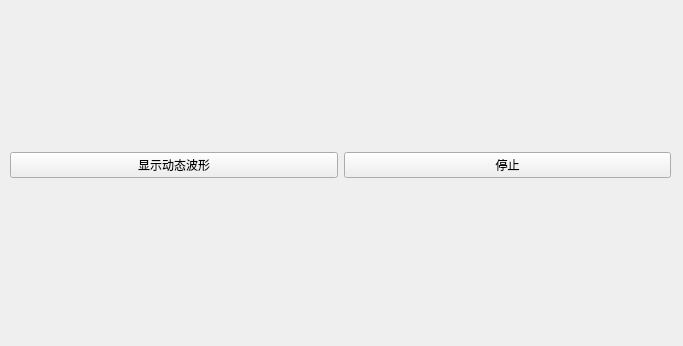
First picture: the form in MineEarthquakeDemo8/dynamicwave.ui, repository HaiUgo/MineEarthquakeDemo, before the edit.
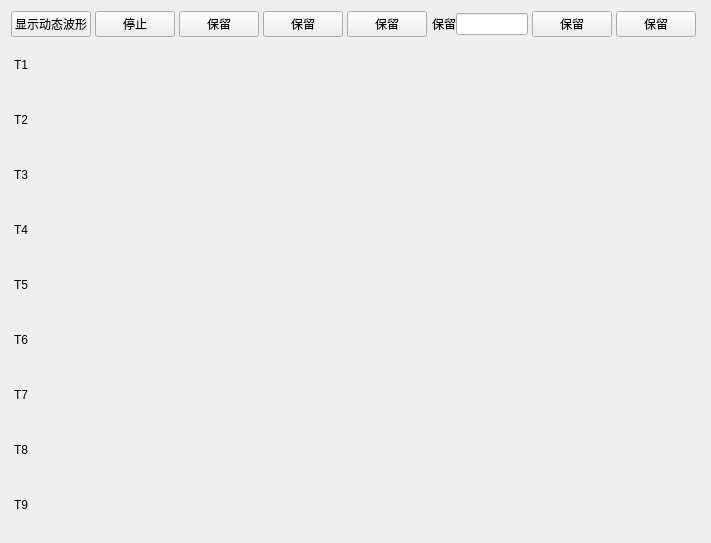
Second picture: the form after the edit.

The edit to the form file:
```diff
--- a/MineEarthquakeDemo8/dynamicwave.ui
+++ b/MineEarthquakeDemo8/dynamicwave.ui
@@ -6,43 +6,268 @@
    <rect>
     <x>0</x>
     <y>0</y>
-    <width>683</width>
-    <height>346</height>
+    <width>711</width>
+    <height>543</height>
    </rect>
   </property>
   <property name="windowTitle">
    <string>动态波形</string>
   </property>
-  <widget class="QWidget" name="verticalLayoutWidget">
-   <property name="geometry">
-    <rect>
-     <x>10</x>
-     <y>10</y>
-     <width>661</width>
-     <height>311</height>
-    </rect>
-   </property>
-   <layout class="QVBoxLayout" name="verticalLayout">
-    <item>
-     <layout class="QHBoxLayout" name="horizontalLayout">
-      <item>
-       <widget class="QPushButton" name="showDynWaveButton">
-        <property name="text">
-         <string>显示动态波形</string>
-        </property>
-       </widget>
-      </item>
-      <item>
-       <widget class="QPushButton" name="stopDynWaveButton">
-        <property name="text">
-         <string>停止</string>
-        </property>
-       </widget>
-      </item>
-     </layout>
-    </item>
-   </layout>
-  </widget>
+  <layout class="QVBoxLayout" name="verticalLayout_2">
+   <item>
+    <layout class="QVBoxLayout" name="verticalLayout">
+     <property name="spacing">
+      <number>0</number>
+     </property>
+     <property name="sizeConstraint">
+      <enum>QLayout::SetDefaultConstraint</enum>
+     </property>
+     <item>
+      <layout class="QHBoxLayout" name="horizontalLayout">
+       <property name="spacing">
+        <number>0</number>
+       </property>
+       <item>
+        <widget class="QPushButton" name="showDynWaveButton">
+         <property name="text">
+          <string>显示动态波形</string>
+         </property>
+        </widget>
+       </item>
+       <item>
+        <spacer name="horizontalSpacer">
+         <property name="orientation">
+          <enum>Qt::Horizontal</enum>
+         </property>
+         <property name="sizeHint" stdset="0">
+          <size>
+           <width>40</width>
+           <height>20</height>
+          </size>
+         </property>
+        </spacer>
+       </item>
+       <item>
+        <widget class="QPushButton" name="stopDynWaveButton">
+         <property name="text">
+          <string>停止</string>
+         </property>
+        </widget>
+       </item>
+       <item>
+        <spacer name="horizontalSpacer_2">
+         <property name="orientation">
+          <enum>Qt::Horizontal</enum>
+         </property>
+         <property name="sizeHint" stdset="0">
+          <size>
+           <width>40</width>
+           <height>20</height>
+          </size>
+         </property>
+        </spacer>
+       </item>
+       <item>
+        <widget class="QPushButton" name="pushButton">
+         <property name="text">
+          <string>保留</string>
+         </property>
+        </widget>
+       </item>
+       <item>
+        <spacer name="horizontalSpacer_3">
+         <property name="orientation">
+          <enum>Qt::Horizontal</enum>
+         </property>
+         <property name="sizeHint" stdset="0">
+          <size>
+           <width>40</width>
+           <height>20</height>
+          </size>
+         </property>
+        </spacer>
+       </item>
+       <item>
+        <widget class="QPushButton" name="pushButton_2">
+         <property name="text">
+          <string>保留</string>
+         </property>
+        </widget>
+       </item>
+       <item>
+        <spacer name="horizontalSpacer_4">
+         <property name="orientation">
+          <enum>Qt::Horizontal</enum>
+         </property>
+         <property name="sizeHint" stdset="0">
+          <size>
+           <width>40</width>
+           <height>20</height>
+          </size>
+         </property>
+        </spacer>
+       </item>
+       <item>
+        <widget class="QPushButton" name="pushButton_3">
+         <property name="text">
+          <string>保留</string>
+         </property>
+        </widget>
+       </item>
+       <item>
+        <spacer name="horizontalSpacer_5">
+         <property name="orientation">
+          <enum>Qt::Horizontal</enum>
+         </property>
+         <property name="sizeHint" stdset="0">
+          <size>
+           <width>40</width>
+           <height>20</height>
+          </size>
+         </property>
+        </spacer>
+       </item>
+       <item>
+        <widget class="QLabel" name="label">
+         <property name="text">
+          <string>保留</string>
+         </property>
+        </widget>
+       </item>
+       <item>
+        <widget class="QLineEdit" name="lineEdit"/>
+       </item>
+       <item>
+        <spacer name="horizontalSpacer_6">
+         <property name="orientation">
+          <enum>Qt::Horizontal</enum>
+         </property>
+         <property name="sizeHint" stdset="0">
+          <size>
+           <width>40</width>
+           <height>20</height>
+          </size>
+         </property>
+        </spacer>
+       </item>
+       <item>
+        <widget class="QPushButton" name="pushButton_4">
+         <property name="text">
+          <string>保留</string>
+         </property>
+        </widget>
+       </item>
+       <item>
+        <spacer name="horizontalSpacer_7">
+         <property name="orientation">
+          <enum>Qt::Horizontal</enum>
+         </property>
+         <property name="sizeHint" stdset="0">
+          <size>
+           <width>40</width>
+           <height>20</height>
+          </size>
+         </property>
+        </spacer>
+       </item>
+       <item>
+        <widget class="QPushButton" name="pushButton_5">
+         <property name="text">
+          <string>保留</string>
+         </property>
+        </widget>
+       </item>
+       <item>
+        <spacer name="horizontalSpacer_8">
+         <property name="orientation">
+          <enum>Qt::Horizontal</enum>
+         </property>
+         <property name="sizeHint" stdset="0">
+          <size>
+           <width>40</width>
+           <height>20</height>
+          </size>
+         </property>
+        </spacer>
+       </item>
+      </layout>
+     </item>
+     <item>
+      <layout class="QGridLayout" name="gridLayout">
+       <property name="bottomMargin">
+        <number>0</number>
+       </property>
+       <property name="spacing">
+        <number>0</number>
+       </property>
+       <item row="1" column="0">
+        <widget class="QLabel" name="t2Label">
+         <property name="text">
+          <string> T2</string>
+         </property>
+        </widget>
+       </item>
+       <item row="7" column="0">
+        <widget class="QLabel" name="t8Label">
+         <property name="text">
+          <string> T8</string>
+         </property>
+        </widget>
+       </item>
+       <item row="3" column="0">
+        <widget class="QLabel" name="t4Label">
+         <property name="text">
+          <string> T4</string>
+         </property>
+        </widget>
+       </item>
+       <item row="8" column="0">
+        <widget class="QLabel" name="t9Label">
+         <property name="text">
+          <string> T9</string>
+         </property>
+        </widget>
+       </item>
+       <item row="2" column="0">
+        <widget class="QLabel" name="t3Label">
+         <property name="text">
+          <string> T3</string>
+         </property>
+        </widget>
+       </item>
+       <item row="5" column="0">
+        <widget class="QLabel" name="t6Label">
+         <property name="text">
+          <string> T6</string>
+         </property>
+        </widget>
+       </item>
+       <item row="0" column="0">
+        <widget class="QLabel" name="t1Label">
+         <property name="text">
+          <string> T1</string>
+         </property>
+        </widget>
+       </item>
+       <item row="4" column="0">
+        <widget class="QLabel" name="t5Label">
+         <property name="text">
+          <string> T5</string>
+         </property>
+        </widget>
+       </item>
+       <item row="6" column="0">
+        <widget class="QLabel" name="t7Label">
+         <property name="text">
+          <string> T7</string>
+         </property>
+        </widget>
+       </item>
+      </layout>
+     </item>
+    </layout>
+   </item>
+  </layout>
  </widget>
  <resources/>
  <connections/>
```
